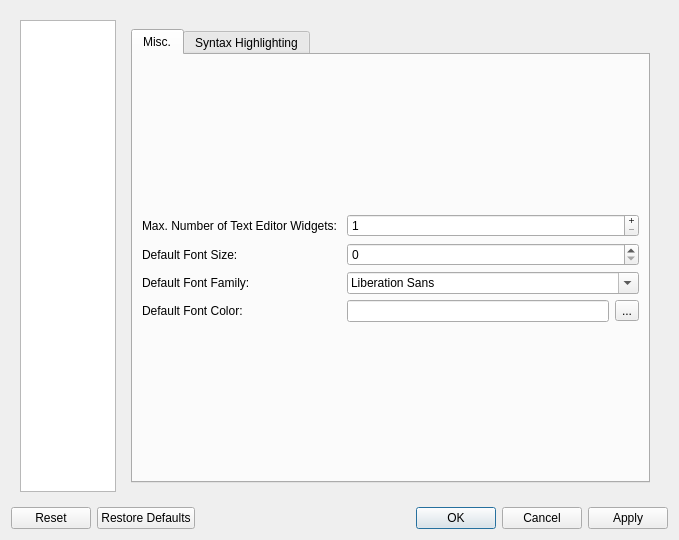
Before: the Qt Designer form src/pySUMOQt/Designer/OptionDialog.ui in pySUMO/pysumo, drawn with Qt 5.
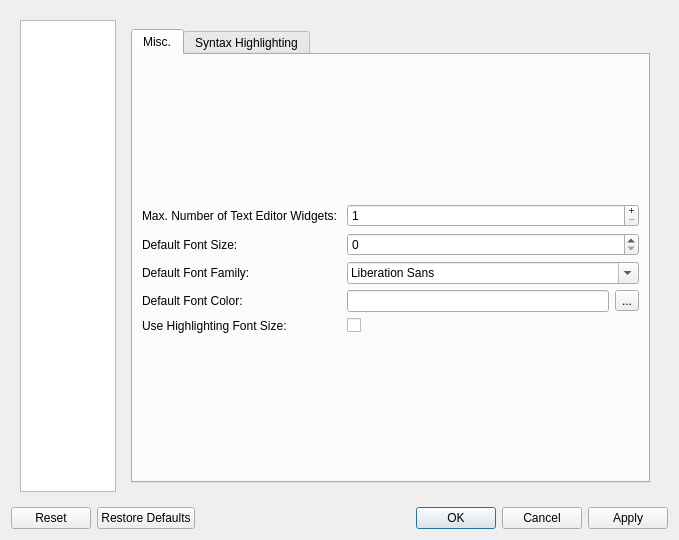
After: the same form once the commit is applied. The open tabs and pages were chosen to show the change. Icons and pictures are not drawn.

Commit message: pySUMOQt/Widget/TextEditor: Disregard font size when highlighting.

Patch:
```diff
--- a/src/pySUMOQt/Designer/OptionDialog.ui
+++ b/src/pySUMOQt/Designer/OptionDialog.ui
@@ -336,6 +336,9 @@
              <layout class="QGridLayout" name="gridLayout_7">
               <item row="0" column="0">
                <layout class="QFormLayout" name="formLayout">
+                <property name="fieldGrowthPolicy">
+                 <enum>QFormLayout::AllNonFixedFieldsGrow</enum>
+                </property>
                 <property name="formAlignment">
                  <set>Qt::AlignCenter</set>
                 </property>
@@ -408,6 +411,16 @@
                   </layout>
                  </widget>
                 </item>
+                <item row="4" column="0">
+                 <widget class="QLabel" name="useHighlightingFontSizeLabel">
+                  <property name="text">
+                   <string>Use Highlighting Font Size: </string>
+                  </property>
+                 </widget>
+                </item>
+                <item row="4" column="1">
+                 <widget class="QCheckBox" name="useHighlightingFontSize"/>
+                </item>
                </layout>
               </item>
              </layout>
```
Left out of the diff: 6 changed lines with no effect on the pictures. The commit also changes 4 other files.
